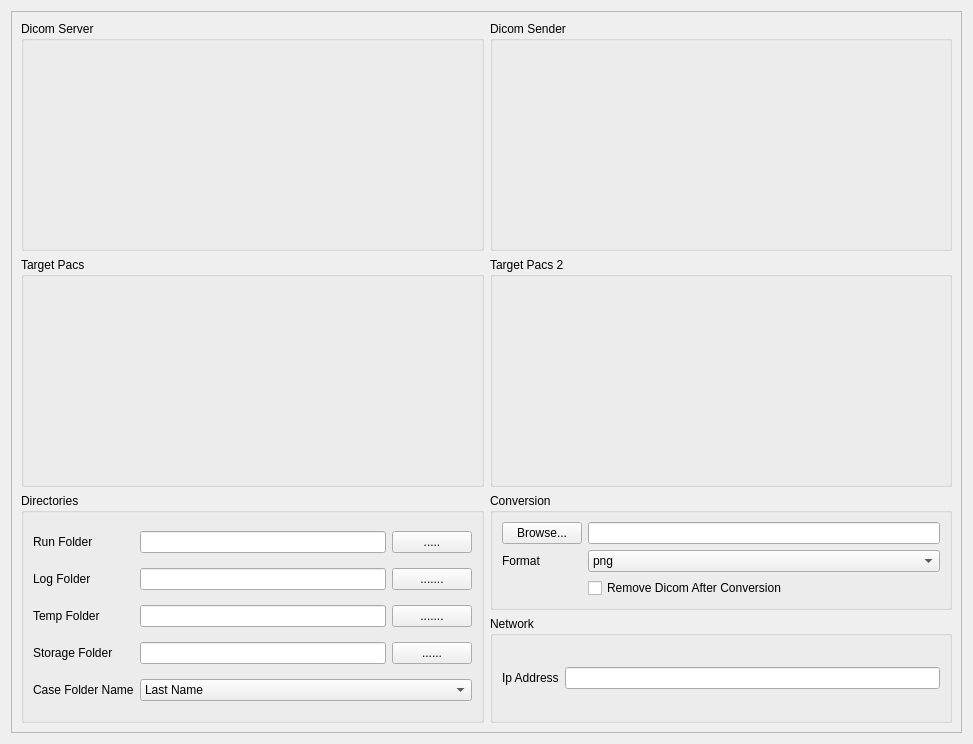
This is ui/SettingWidgetNewIp.ui in melnaquib/beamdicom as Qt 5 draws it before an edit. The edited form follows.
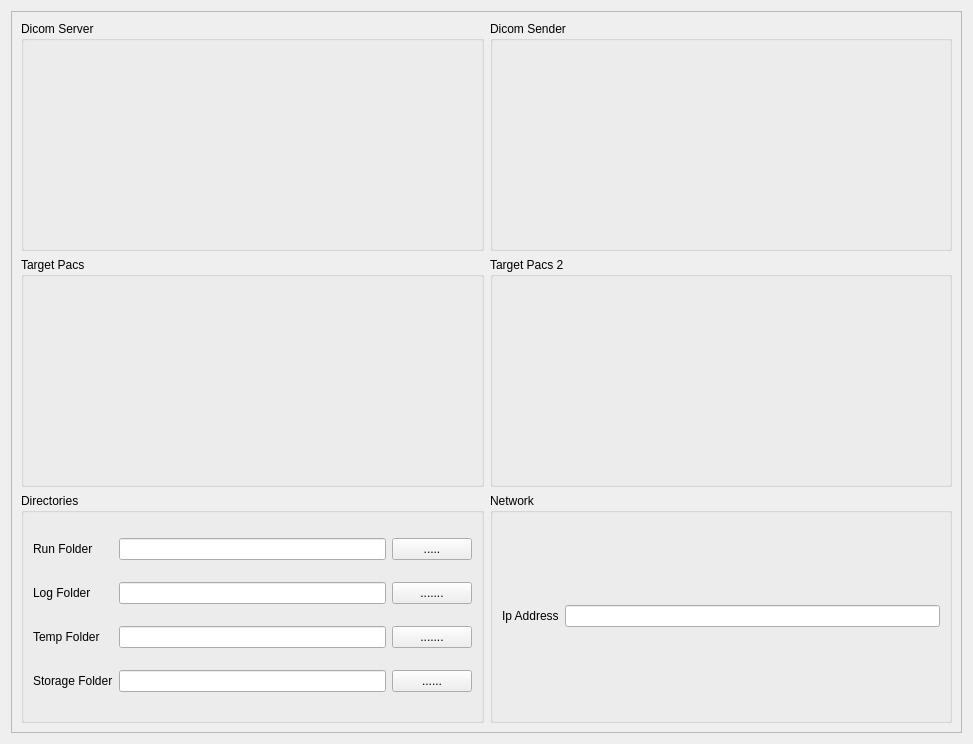
This is the edited form. Custom widgets are drawn as their Qt base class.

Commit message: change requirements to Beam dicom

What changed in the file:
```diff
--- a/ui/SettingWidgetNewIp.ui
+++ b/ui/SettingWidgetNewIp.ui
@@ -102,13 +102,6 @@
             </property>
            </widget>
           </item>
-          <item row="4" column="0">
-           <widget class="QLabel" name="label_6">
-            <property name="text">
-             <string>Case Folder Name</string>
-            </property>
-           </widget>
-          </item>
           <item row="3" column="0">
            <widget class="QLabel" name="label_3">
             <property name="text">
@@ -140,25 +133,6 @@
             </property>
            </widget>
           </item>
-          <item row="4" column="1" colspan="2">
-           <widget class="QComboBox" name="comboBox">
-            <item>
-             <property name="text">
-              <string>Last Name</string>
-             </property>
-            </item>
-            <item>
-             <property name="text">
-              <string>Patient ID</string>
-             </property>
-            </item>
-            <item>
-             <property name="text">
-              <string>Date</string>
-             </property>
-            </item>
-           </widget>
-          </item>
           <item row="2" column="1">
            <widget class="QLineEdit" name="tmpFldrLineUnit"/>
           </item>
@@ -194,63 +168,6 @@
        </item>
        <item row="2" column="1">
         <layout class="QVBoxLayout" name="verticalLayout">
-         <item>
-          <widget class="QGroupBox" name="conversiongroupBox">
-           <property name="title">
-            <string>Conversion</string>
-           </property>
-           <layout class="QGridLayout" name="gridLayout_3">
-            <item row="1" column="1">
-             <widget class="QComboBox" name="cnvFmtComboBox">
-              <item>
-               <property name="text">
-                <string>png</string>
-               </property>
-              </item>
-              <item>
-               <property name="text">
-                <string>jpg</string>
-               </property>
-              </item>
-              <item>
-               <property name="text">
-                <string>bmp</string>
-               </property>
-              </item>
-              <item>
-               <property name="text">
-                <string>pdf</string>
-               </property>
-              </item>
-             </widget>
-            </item>
-            <item row="1" column="0">
-             <widget class="QLabel" name="label_5">
-              <property name="text">
-               <string>Format</string>
-              </property>
-             </widget>
-            </item>
-            <item row="0" column="0">
-             <widget class="QPushButton" name="cnvDirBrowsePushButton">
-              <property name="text">
-               <string>Browse...</string>
-              </property>
-             </widget>
-            </item>
-            <item row="0" column="1">
-             <widget class="QLineEdit" name="cnvDirLineEdit"/>
-            </item>
-            <item row="2" column="1">
-             <widget class="QCheckBox" name="removeDicomCheckBox">
-              <property name="text">
-               <string>Remove Dicom After Conversion</string>
-              </property>
-             </widget>
-            </item>
-           </layout>
-          </widget>
-         </item>
          <item>
           <widget class="QGroupBox" name="groupBox">
            <property name="title">
```
The commit also changes 12 other files.
